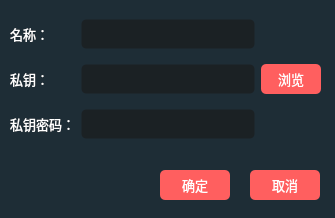
Above: source/keywidget.ui from HuaGouFdog/Fdog-Kit before the change. Below: the same form after it.
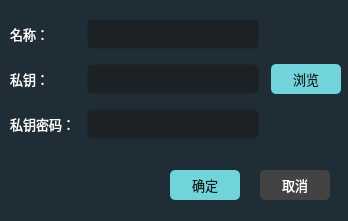
That is the form after the change. Icons and pictures are not drawn.

What changed in the file:
```diff
--- a/source/keywidget.ui
+++ b/source/keywidget.ui
@@ -6,8 +6,8 @@
    <rect>
     <x>0</x>
     <y>0</y>
-    <width>335</width>
-    <height>218</height>
+    <width>348</width>
+    <height>221</height>
    </rect>
   </property>
   <property name="font">
@@ -25,62 +25,34 @@
     <normaloff>:/lib/wicon_46.png</normaloff>:/lib/wicon_46.png</iconset>
   </property>
   <property name="styleSheet">
-   <string notr="true">background-color: rgb(30, 45, 54);
-color: rgb(255, 255, 255);</string>
+   <string notr="true"/>
   </property>
-  <widget class="QToolButton" name="toolButton_ok">
-   <property name="geometry">
-    <rect>
-     <x>160</x>
-     <y>170</y>
-     <width>70</width>
-     <height>30</height>
-    </rect>
+  <layout class="QVBoxLayout" name="verticalLayout">
+   <property name="leftMargin">
+    <number>0</number>
    </property>
-   <property name="minimumSize">
-    <size>
-     <width>70</width>
-     <height>30</height>
-    </size>
+   <property name="topMargin">
+    <number>0</number>
    </property>
-   <property name="maximumSize">
-    <size>
-     <width>70</width>
-     <height>30</height>
-    </size>
+   <property name="rightMargin">
+    <number>0</number>
    </property>
-   <property name="font">
-    <font>
-     <family>OPPOSans B</family>
-     <pointsize>10</pointsize>
-     <stylestrategy>PreferAntialias</stylestrategy>
-    </font>
+   <property name="bottomMargin">
+    <number>0</number>
    </property>
+   <item>
+    <widget class="QWidget" name="widget" native="true">
    <property name="styleSheet">
-    <string notr="true">QToolButton {
+      <string notr="true">#widget{
+	border-image: url(:/lib/back1.png);
+	background-color: rgb(30, 45, 54);
 	color: rgb(255, 255, 255);
-	background-color: rgb(255, 95, 95);
-	border-radius: 5px;
-}
-
-QToolButton::menu-indicator { 
-	image: None;
-}
-
- 
-QToolButton:hover {
-	color: rgb(255, 255, 255);
-	background-color: rgb(255, 95, 95);
 }</string>
    </property>
-   <property name="text">
-    <string>确定</string>
-   </property>
-  </widget>
   <widget class="QToolButton" name="toolButton_cancel">
    <property name="geometry">
     <rect>
-     <x>250</x>
+        <x>260</x>
      <y>170</y>
      <width>70</width>
      <height>30</height>
@@ -108,7 +80,8 @@
    <property name="styleSheet">
     <string notr="true">QToolButton {
 	color: rgb(255, 255, 255);
-	background-color: rgb(255, 95, 95);
+	
+	background-color: rgb(67, 67, 67);
 	border-radius: 5px;
 }
 
@@ -131,11 +104,20 @@
     <rect>
      <x>10</x>
      <y>10</y>
-     <width>311</width>
+        <width>331</width>
      <height>141</height>
     </rect>
    </property>
+      <property name="styleSheet">
+       <string notr="true">color: rgb(255, 255, 255);</string>
+      </property>
    <layout class="QGridLayout" name="gridLayout">
+       <property name="horizontalSpacing">
+        <number>12</number>
+       </property>
+       <property name="verticalSpacing">
+        <number>6</number>
+       </property>
     <item row="2" column="0">
      <widget class="QLabel" name="label_key_pssword">
       <property name="font">
@@ -193,6 +175,9 @@
 padding-left:10px;
 padding-right:10px;</string>
       </property>
+         <property name="echoMode">
+          <enum>QLineEdit::Password</enum>
+         </property>
      </widget>
     </item>
     <item row="0" column="0">
@@ -248,13 +233,13 @@
      <widget class="QToolButton" name="toolButton_browse">
       <property name="minimumSize">
        <size>
-        <width>60</width>
+           <width>70</width>
         <height>30</height>
        </size>
       </property>
       <property name="maximumSize">
        <size>
-        <width>60</width>
+           <width>70</width>
         <height>30</height>
        </size>
       </property>
@@ -266,8 +251,8 @@
       </property>
       <property name="styleSheet">
        <string notr="true">QToolButton {
-	color: rgb(255, 255, 255);
-	background-color: rgb(255, 95, 95);
+	color: rgb(26, 26, 26);
+	background-color: rgb(113, 212, 219);
 	border-radius: 5px;
 }
 
@@ -288,6 +273,58 @@
     </item>
    </layout>
   </widget>
+     <widget class="QToolButton" name="toolButton_ok">
+      <property name="geometry">
+       <rect>
+        <x>170</x>
+        <y>170</y>
+        <width>70</width>
+        <height>30</height>
+       </rect>
+      </property>
+      <property name="minimumSize">
+       <size>
+        <width>70</width>
+        <height>30</height>
+       </size>
+      </property>
+      <property name="maximumSize">
+       <size>
+        <width>70</width>
+        <height>30</height>
+       </size>
+      </property>
+      <property name="font">
+       <font>
+        <family>OPPOSans B</family>
+        <pointsize>10</pointsize>
+        <stylestrategy>PreferAntialias</stylestrategy>
+       </font>
+      </property>
+      <property name="styleSheet">
+       <string notr="true">QToolButton {
+	color: rgb(26, 26, 26);
+	background-color: rgb(113, 212, 219);
+	border-radius: 5px;
+}
+
+QToolButton::menu-indicator { 
+	image: None;
+}
+
+ 
+QToolButton:hover {
+	color: rgb(26, 26, 26);
+	background-color: rgb(113, 212, 219);
+}</string>
+      </property>
+      <property name="text">
+       <string>确定</string>
+      </property>
+     </widget>
+    </widget>
+   </item>
+  </layout>
  </widget>
  <resources>
   <include location="lib.qrc"/>
```
Left out of the diff: 6 changed lines with no effect on the pictures. Lines whose indentation alone changed are shown as unchanged.
